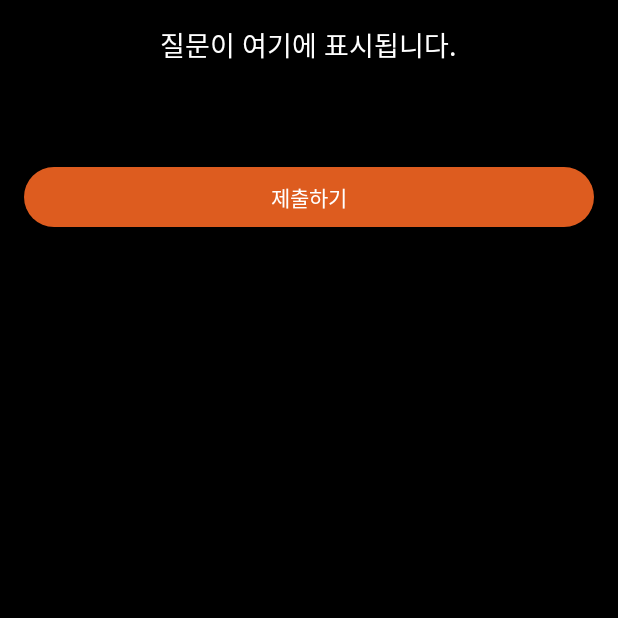
After one commit to zwei1garden/GURU2_20-, an Android app: the VerificationActivity screen opened directly, with no data from a screen before it, on a phone screen of 412 x 824 dp, the top half of it. The commit adds this screen. Run offline under Robolectric (Android 15) with nearby library versions, the phone set to English and light mode, and no system bars; 1 statement that could not run was skipped.

Commit message:
feat: 회원가입 인증 및 DB 연동

```diff
--- a/app/src/main/AndroidManifest.xml
+++ b/app/src/main/AndroidManifest.xml
@@ -22,6 +22,10 @@
             android:exported="true" />
 
         <activity
+            android:name=".VerificationActivity"
+            android:exported="true" />
+
+        <activity
             android:name=".LoginActivity"
             android:exported="true">
             <intent-filter>
--- /dev/null
+++ b/app/src/main/java/com/guru/guruapplication/VerificationActivity.kt
@@ -0,0 +1,96 @@
+package com.guru.guruapplication
+
+import android.content.Intent
+import android.os.Bundle
+import android.widget.Button
+import android.widget.RadioButton
+import android.widget.RadioGroup
+import android.widget.TextView
+import android.widget.Toast
+import androidx.appcompat.app.AppCompatActivity
+
+class VerificationActivity : AppCompatActivity() {
+
+    private lateinit var questions: Map<String, String>
+    private lateinit var answers: Map<String, List<String>>
+    private lateinit var correctAnswers: Map<String, String>
+    private lateinit var selectedDepartments: List<String>
+    private var currentDepartmentIndex = 0
+
+    override fun onCreate(savedInstanceState: Bundle?) {
+        super.onCreate(savedInstanceState)
+        setContentView(R.layout.activity_verification)
+
+        val textViewQuestion = findViewById<TextView>(R.id.textViewQuestion)
+        val radioGroupAnswers = findViewById<RadioGroup>(R.id.radioGroupAnswers)
+        val buttonSubmit = findViewById<Button>(R.id.buttonSubmit)
+
+        questions = mapOf(
+            "소프트웨어융합학과" to "주디 아빠는 누구?",
+            "디지털미디어학과" to "신현덕 교수님의 별명은?",
+            "정보보호학과" to "푸린 교수님의 성함은?",
+            "데이터사이언스학과" to "김예리 교수님의 mbti는?"
+        )
+
+        answers = mapOf(
+            "소프트웨어융합학과" to listOf("백종호 교수님", "황준 교수님", "방정호 교수님", "정민교 교수님"),
+            "디지털미디어학과" to listOf("현덕갓 교수님", "현더거더거덩", "현덕신 교수님", "갓현덕 교수님"),
+            "정보보호학과" to listOf("이후린 교수님", "박후린 교수님", "김후린 교수님", "정후린 교수님"),
+            "데이터사이언스학과" to listOf("isfp", "entj", "intp", "isfj")
+        )
+
+        // 학과별 정답
+        correctAnswers = mapOf(
+            "소프트웨어융합학과" to "백종호 교수님",
+            "디지털미디어학과" to "Photoshop",
+            "정보보호학과" to "박후린 교수님",
+            "데이터사이언스학과" to "isfp"
+        )
+
+        selectedDepartments = intent.getStringArrayListExtra("departments") ?: emptyList()
+
+        if (selectedDepartments.isNotEmpty()) {
+            showQuestionForCurrentDepartment(textViewQuestion, radioGroupAnswers)
+        } else {
+            Toast.makeText(this, "인증할 학과가 없습니다.", Toast.LENGTH_SHORT).show()
+            finish()
+        }
+
+        buttonSubmit.setOnClickListener {
+            val selectedRadioButtonId = radioGroupAnswers.checkedRadioButtonId
+            if (selectedRadioButtonId != -1) {
+                val selectedAnswer = findViewById<RadioButton>(selectedRadioButtonId).text.toString()
+                val currentDepartment = selectedDepartments[currentDepartmentIndex]
+                if (selectedAnswer == correctAnswers[currentDepartment]) {
+                    Toast.makeText(this, "${currentDepartment} 인증이 완료되었습니다.", Toast.LENGTH_SHORT).show()
+                    currentDepartmentIndex++
+                    if (currentDepartmentIndex < selectedDepartments.size) {
+                        showQuestionForCurrentDepartment(textViewQuestion, radioGroupAnswers)
+                    } else {
+                        Toast.makeText(this, "모든 인증이 완료되었습니다.", Toast.LENGTH_SHORT).show()
+                        val intent = Intent(this, MainActivity::class.java)
+                        startActivity(intent)
+                        finish()
+                    }
+                } else {
+                    Toast.makeText(this, "${currentDepartment} 인증에 실패했습니다. 다시 시도해주세요.", Toast.LENGTH_SHORT).show()
+                }
+            } else {
+                Toast.makeText(this, "답변을 선택해주세요.", Toast.LENGTH_SHORT).show()
+            }
+        }
+    }
+
+    private fun showQuestionForCurrentDepartment(textViewQuestion: TextView, radioGroupAnswers: RadioGroup) {
+        val currentDepartment = selectedDepartments[currentDepartmentIndex]
+        textViewQuestion.text = questions[currentDepartment]
+
+        radioGroupAnswers.removeAllViews()
+        answers[currentDepartment]?.forEach { answer ->
+            val radioButton = RadioButton(this)
+            radioButton.text = answer
+            radioButton.setTextColor(resources.getColor(android.R.color.white))
+            radioGroupAnswers.addView(radioButton)
+        }
+    }
+}
--- a/app/src/main/res/layout/activity_register.xml
+++ b/app/src/main/res/layout/activity_register.xml
@@ -79,7 +79,7 @@
             android:layout_width="match_parent"
             android:layout_height="wrap_content"
             android:layout_marginTop="16dp"
-            android:text="회원가입"
+            android:text="슈니 인증하기"
             app:icon="@android:drawable/divider_horizontal_bright"
             app:iconTint="#00000000"
             app:rippleColor="#FFFFFF" />
--- /dev/null
+++ b/app/src/main/res/layout/activity_verification.xml
@@ -0,0 +1,34 @@
+<?xml version="1.0" encoding="utf-8"?>
+<LinearLayout xmlns:android="http://schemas.android.com/apk/res/android"
+    android:layout_width="match_parent"
+    android:layout_height="match_parent"
+    android:orientation="vertical"
+    android:padding="16dp"
+    android:background="#000000"
+    android:gravity="center_horizontal">
+
+    <TextView
+        android:id="@+id/textViewQuestion"
+        android:layout_width="wrap_content"
+        android:layout_height="wrap_content"
+        android:text="질문이 여기에 표시됩니다."
+        android:textColor="#FFFFFF"
+        android:textSize="18sp"
+        android:layout_marginBottom="32dp" />
+
+    <RadioGroup
+        android:id="@+id/radioGroupAnswers"
+        android:layout_width="wrap_content"
+        android:layout_height="wrap_content"
+        android:orientation="vertical"
+        android:layout_marginBottom="32dp">
+        <!-- RadioButtons will be added dynamically -->
+    </RadioGroup>
+
+    <Button
+        android:id="@+id/buttonSubmit"
+        android:layout_width="match_parent"
+        android:layout_height="wrap_content"
+        android:text="제출하기"
+        android:textColor="#FFFFFF" />
+</LinearLayout>
--- a/app/src/main/res/values/strings.xml
+++ b/app/src/main/res/values/strings.xml
@@ -1,3 +1,3 @@
 <resources>
-    <string name="app_name">갓생사는 사람들</string>
+    <string name="app_name">갓생사는 슈니들</string>
 </resources>
```
Also changed, not shown: app/src/main/java/com/guru/guruapplication/RegisterActivity.kt (+5 -2 lines).
